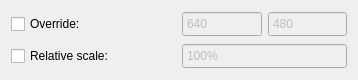
Old version of the form src/display/qt/dialogs/ui/output_resolution_dialog.ui in the repository mrehkopf/vcs.
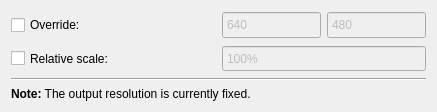
New version of the form.

Commit message: GUI: Disable output size controls while recording

```diff
--- a/src/display/qt/dialogs/ui/output_resolution_dialog.ui
+++ b/src/display/qt/dialogs/ui/output_resolution_dialog.ui
@@ -6,14 +6,35 @@
    <rect>
     <x>0</x>
     <y>0</y>
-    <width>358</width>
-    <height>80</height>
+    <width>437</width>
+    <height>112</height>
    </rect>
   </property>
   <property name="windowTitle">
    <string>Dialog</string>
   </property>
+  <layout class="QVBoxLayout" name="verticalLayout_2">
+   <item>
+    <widget class="QFrame" name="frame_outputResolutionControls">
+     <property name="frameShape">
+      <enum>QFrame::NoFrame</enum>
+     </property>
+     <property name="frameShadow">
+      <enum>QFrame::Plain</enum>
+     </property>
   <layout class="QVBoxLayout" name="verticalLayout">
+      <property name="leftMargin">
+       <number>0</number>
+      </property>
+      <property name="topMargin">
+       <number>0</number>
+      </property>
+      <property name="rightMargin">
+       <number>0</number>
+      </property>
+      <property name="bottomMargin">
+       <number>0</number>
+      </property>
    <item>
     <layout class="QHBoxLayout" name="horizontalLayout_12">
      <item>
@@ -135,6 +156,23 @@
       </widget>
      </item>
     </layout>
+      </item>
+     </layout>
+    </widget>
+   </item>
+   <item>
+    <widget class="Line" name="line">
+     <property name="orientation">
+      <enum>Qt::Horizontal</enum>
+     </property>
+    </widget>
+   </item>
+   <item>
+    <widget class="QLabel" name="label_notice">
+     <property name="text">
+      <string>&lt;html&gt;&lt;head/&gt;&lt;body&gt;&lt;p&gt;&lt;span style=&quot; font-weight:600;&quot;&gt;Note:&lt;/span&gt; The output resolution is currently fixed.&lt;/p&gt;&lt;/body&gt;&lt;/html&gt;</string>
+     </property>
+    </widget>
    </item>
   </layout>
  </widget>
```
Lines whose indentation alone changed are shown as unchanged. The commit also changes 13 other files.
